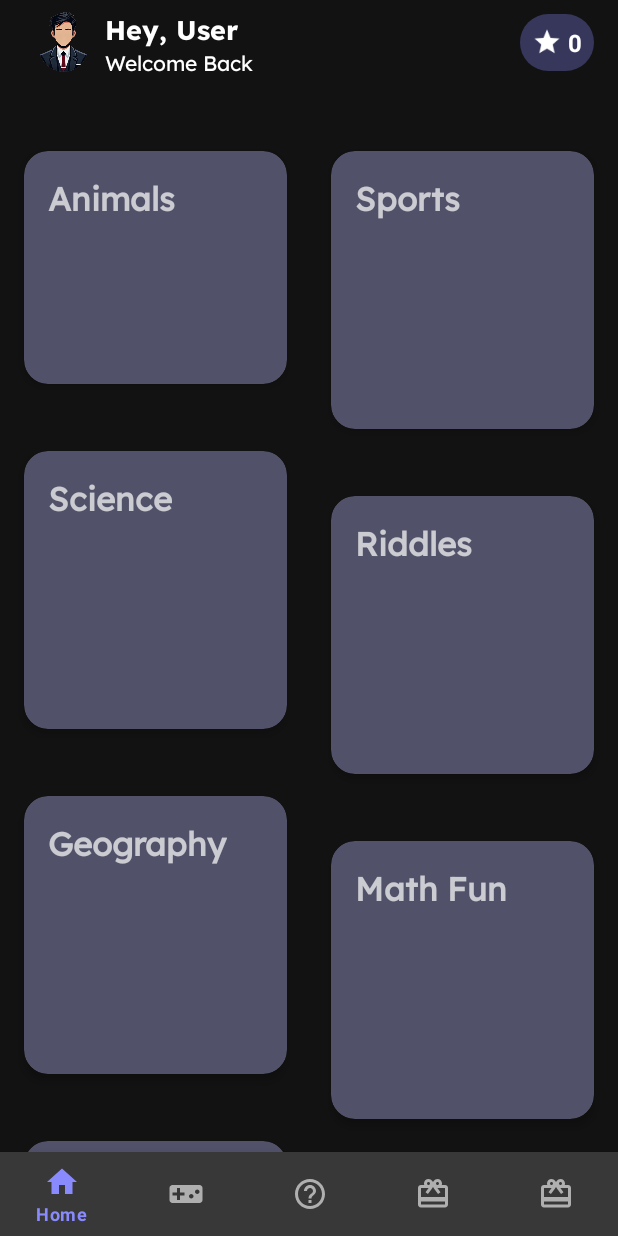
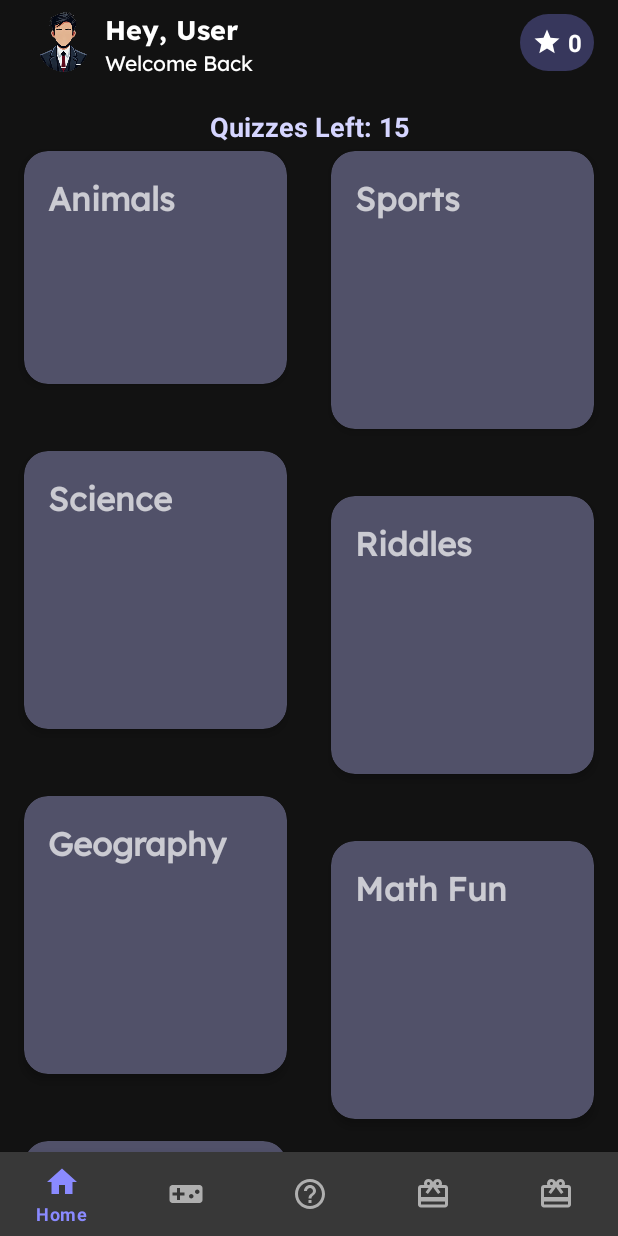
Before and after one commit to AhtishamShakeel/PixelPayout, an Android app: the QuizListFragment screen opened through its navigation route, after a tap on "Animals", on a phone screen of 412 x 824 dp. Run offline under Robolectric (Android 15) with nearby library versions, the phone set to English and light mode, and no system bars; our stand-ins replace Firebase (no records; nobody signed in at launch, a user with empty details on screens opened directly), navigation-ui; 3 statements that could not run were skipped.

Commit message:
Added quiz limit countdown

```diff
--- a/app/src/main/java/com/example/pixelpayout/ui/quiz/QuizActivity.kt
+++ b/app/src/main/java/com/example/pixelpayout/ui/quiz/QuizActivity.kt
@@ -77,13 +77,11 @@ class QuizActivity : AppCompatActivity() {
         }
 
         viewModel.isQuizComplete.observe(this) { isComplete ->
-            if (isComplete && viewModel.totalPoints.value == null) {
-                Toast.makeText(this, "Daily quiz limit reached. Try again tomorrow!", Toast.LENGTH_LONG).show()
-                finish()
-            } else if (isComplete) {
+            if (isComplete) {
                 showQuizCompleteDialog()
             }
         }
+
 
 
         viewModel.totalPoints.observe(this) { totalPoints ->
--- a/app/src/main/java/com/example/pixelpayout/ui/quiz/QuizListFragment.kt
+++ b/app/src/main/java/com/example/pixelpayout/ui/quiz/QuizListFragment.kt
@@ -36,16 +36,20 @@ class QuizListFragment : Fragment() {
         return binding.root
     }
 
+
     override fun onViewCreated(view: View, savedInstanceState: Bundle?) {
         super.onViewCreated(view, savedInstanceState)
+
         setupRecyclerView()
         setupSwipeRefresh()
         observeViewModel()
 
-        // ✅ Load quizzes from cache & check for updates
         viewModel.loadCachedQuizzes(requireContext())
         viewModel.checkAndUpdateQuizzes(requireContext())
+
+        viewModel.fetchDailyAttempts() // 🔥 Fetch attempts when fragment loads
     }
+
 
     private fun setupRecyclerView() {
         quizAdapter = QuizAdapter(emptyList()) { category -> // ✅ Initialize with empty list
@@ -66,6 +70,11 @@ class QuizListFragment : Fragment() {
             }
             binding.recyclerView.adapter = quizAdapter
         }
+
+        viewModel.dailyAttempts.observe(viewLifecycleOwner) { attempts ->
+            val remaining = maxOf(15 - attempts, 0)  // Ensure it never goes below 0
+            binding.tvQuizzesLeft.text = "Quizzes Left: $remaining"
+        }
     }
 
     private fun setupSwipeRefresh() {
@@ -74,13 +83,21 @@ class QuizListFragment : Fragment() {
         }
     }
     private fun fetchQuizzesForCategory(category: QuizCategory) {
-        val selectedQuiz = viewModel.getQuizByCategory(category.name)
-        if (selectedQuiz != null) {
-            startQuiz(selectedQuiz)
-        } else {
-            Toast.makeText(requireContext(), "No quizzes found for ${category.name}", Toast.LENGTH_SHORT).show()
+        viewModel.dailyAttempts.observe(viewLifecycleOwner) { attempts ->
+            if (attempts >= 5) {
+                Toast.makeText(requireContext(), "Daily quiz limit reached. Try again tomorrow!", Toast.LENGTH_LONG).show()
+                return@observe
+            }
+
+            val selectedQuiz = viewModel.getQuizByCategory(category.name)
+            if (selectedQuiz != null) {
+                startQuiz(selectedQuiz)
+            } else {
+                Toast.makeText(requireContext(), "No quizzes found for ${category.name}", Toast.LENGTH_SHORT).show()
+            }
         }
     }
+
 
 
     private fun startQuiz(quiz: Quiz) {
--- a/app/src/main/java/com/example/pixelpayout/ui/quiz/QuizListViewModel.kt
+++ b/app/src/main/java/com/example/pixelpayout/ui/quiz/QuizListViewModel.kt
@@ -6,6 +6,8 @@ import androidx.lifecycle.LiveData
 import androidx.lifecycle.MutableLiveData
 import androidx.lifecycle.ViewModel
 import androidx.lifecycle.viewModelScope
+import com.google.firebase.auth.FirebaseAuth
+import com.google.firebase.firestore.FirebaseFirestore
 import com.google.gson.Gson
 import com.pixelpayout.utils.QuizDataManager
 import com.pixelpayout.R
@@ -17,9 +19,15 @@ import kotlinx.coroutines.withContext
 class QuizListViewModel : ViewModel() {
     private val _quizzes = MutableLiveData<List<Quiz>>()
 
+    private val _dailyAttempts = MutableLiveData<Int>()
+    val dailyAttempts: LiveData<Int> = _dailyAttempts
+    private val MAX_DAILY_ATTEMPTS = 12
+
     private val _categories = MutableLiveData<List<QuizCategory>>().apply {
         value = defaultCategories  // Set categories immediately
     }
+
+
     val categories: LiveData<List<QuizCategory>> = _categories
 
     private val defaultCategories = listOf(
@@ -36,6 +44,21 @@ class QuizListViewModel : ViewModel() {
     init {
         _categories.value = defaultCategories  // Ensure categories load immediately
     }
+
+    fun fetchDailyAttempts() {
+        val userId = FirebaseAuth.getInstance().currentUser?.uid ?: return
+
+        FirebaseFirestore.getInstance().collection("users").document(userId)
+            .get()
+            .addOnSuccessListener { document ->
+                val attempts = document.getLong("quiz_attempts")?.toInt() ?: 0
+                _dailyAttempts.postValue(attempts)
+            }
+            .addOnFailureListener {
+                _dailyAttempts.postValue(0) // Default to 0 if error
+            }
+    }
+
 
     fun loadCachedQuizzes(context: Context) {
         Log.d("QuizDebug", "Loading quizzes from cache...")
--- a/app/src/main/res/layout/fragment_quiz_list.xml
+++ b/app/src/main/res/layout/fragment_quiz_list.xml
@@ -3,6 +3,20 @@
     xmlns:app="http://schemas.android.com/apk/res-auto"
     android:layout_width="match_parent"
     android:layout_height="match_parent">
+
+    <TextView
+        android:id="@+id/tvQuizzesLeft"
+        android:layout_width="wrap_content"
+        android:layout_height="wrap_content"
+        android:text="Quizzes Left: 5"
+        android:textSize="18sp"
+        android:textColor="@color/primary_text"
+        android:padding="16dp"
+        android:textStyle="bold"
+        app:layout_constraintTop_toTopOf="parent"
+        app:layout_constraintStart_toStartOf="parent"
+        app:layout_constraintEnd_toEndOf="parent"/>
+
 
     <androidx.swiperefreshlayout.widget.SwipeRefreshLayout
         android:id="@+id/swipeRefresh"
@@ -19,4 +33,6 @@
 
     </androidx.swiperefreshlayout.widget.SwipeRefreshLayout>
 
+
+
 </androidx.constraintlayout.widget.ConstraintLayout>
```
Also changed, not shown: app/src/main/java/com/example/pixelpayout/ui/quiz/QuizViewModel.kt (+5 -12 lines).
